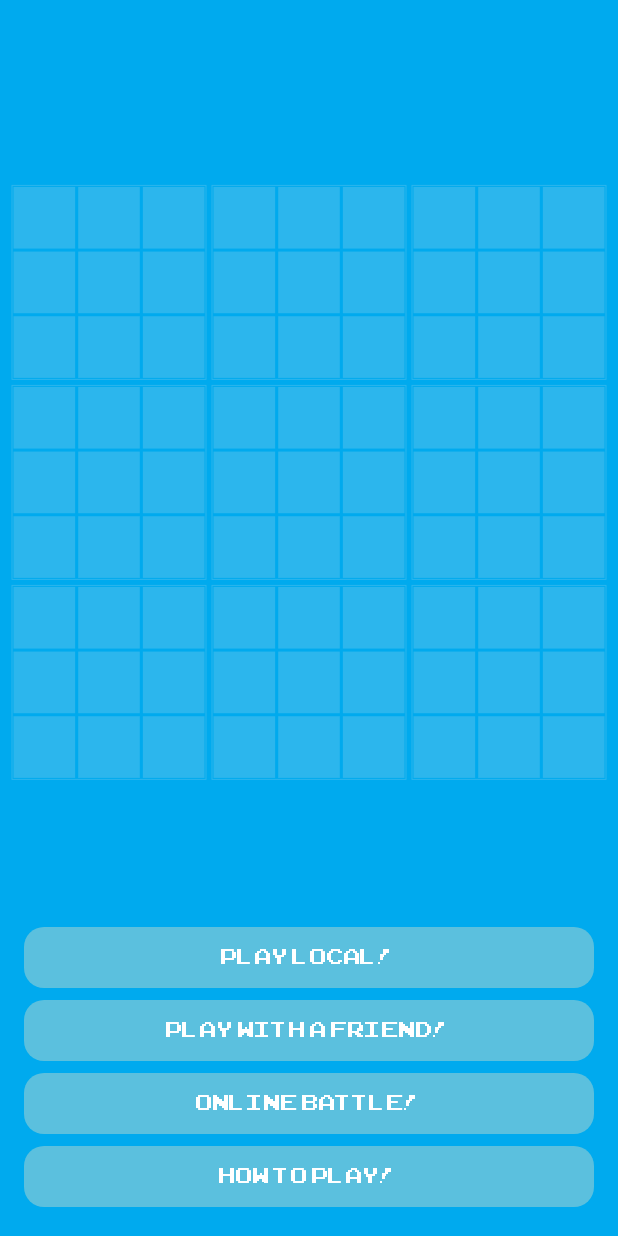
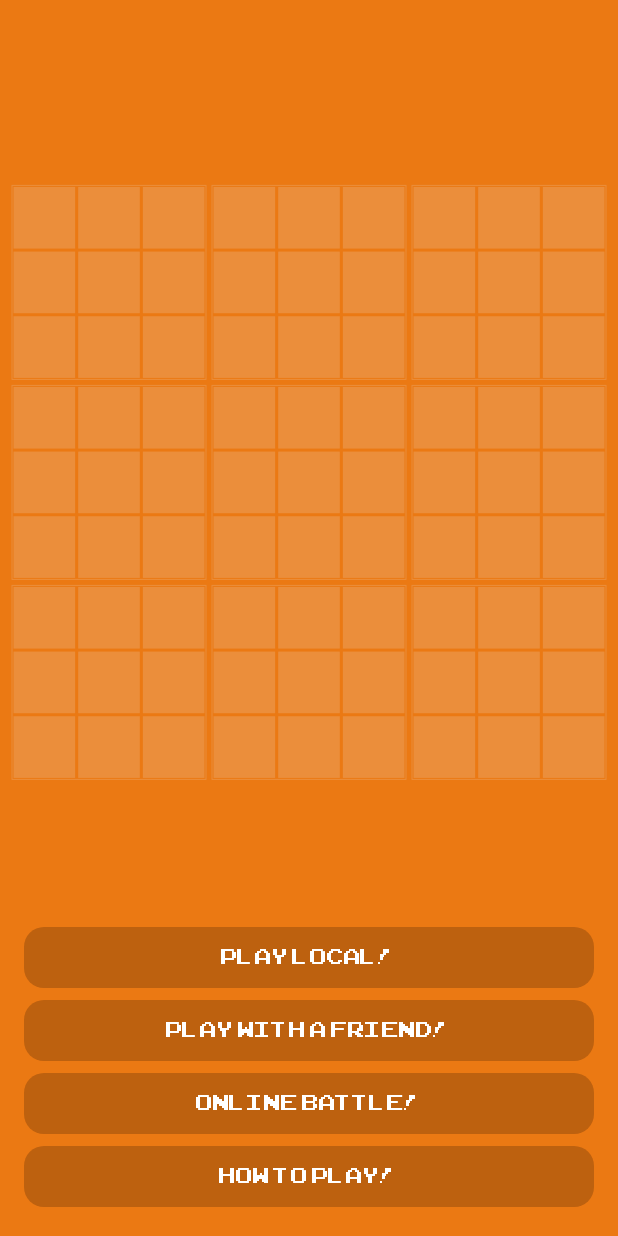
Before and after one commit to kevinguokg/T9-Android, an Android app: the screen it shows after launch (MainActivity), on a phone screen of 412 x 824 dp. Run offline under Robolectric (Android 15) with nearby library versions, the phone set to English and light mode, and no system bars; libraries missing offline, so code that uses them is left out: com.firebase.client; 3 statements that could not run were skipped.

Commit message:
changed game theme color from blue to orange

```diff
--- a/app/src/main/java/com/kevinguo/t9/views/GameBoardView.java
+++ b/app/src/main/java/com/kevinguo/t9/views/GameBoardView.java
@@ -93,17 +93,17 @@ public class GameBoardView extends View {
     public void init() {
         density = context.getResources().getDisplayMetrics().density;
         mainPaint = new Paint();
-        mainPaint.setColor(context.getResources().getColor(R.color.T9BlueLight));
+        mainPaint.setColor(context.getResources().getColor(R.color.T9OrangeDark));
         mainPaint.setStrokeWidth(12.0f);
         mainPaint.setTextSize(36.0f);
 
         highlightPaint = new Paint();
-        highlightPaint.setColor(context.getResources().getColor(R.color.T9Red));
+        highlightPaint.setColor(context.getResources().getColor(R.color.T9BlueLight));
         highlightPaint.setStrokeWidth(12.0f);
         highlightPaint.setTextSize(36.0f);
 
         unHighlightPaint = new Paint();
-        unHighlightPaint.setColor(context.getResources().getColor(R.color.T9BlueLight));
+        unHighlightPaint.setColor(context.getResources().getColor(R.color.T9OrangeDark));
         unHighlightPaint.setStrokeWidth(12.0f);
         unHighlightPaint.setTextSize(36.0f);
 
@@ -809,8 +809,8 @@ public class GameBoardView extends View {
     }
 
     private void animateButtonColor(final boolean isHighlighted, final GameButton btn) {
-        final int colorFrom = getResources().getColor(R.color.T9BlueLight);
-        int colorTo = getResources().getColor(R.color.T9Red);
+        final int colorFrom = getResources().getColor(R.color.T9OrangeDark);
+        int colorTo = getResources().getColor(R.color.T9BlueLight);
         int colorTo2 = getResources().getColor(R.color.T9MiddleStatusBar);
 
         ValueAnimator colorAnimation = isHighlighted ? ValueAnimator.ofObject(new ArgbEvaluator(), colorFrom, colorTo) : ValueAnimator.ofObject(new ArgbEvaluator(), colorTo, colorTo2);
--- a/app/src/main/res/layout/activity_main.xml
+++ b/app/src/main/res/layout/activity_main.xml
@@ -2,7 +2,7 @@
     xmlns:tools="http://schemas.android.com/tools"
     android:layout_width="match_parent"
     android:layout_height="match_parent"
-    android:background="#00aaee"
+    android:background="#EB7913"
     tools:context="com.kevinguo.t9.MainActivity">
 
     <com.kevinguo.t9.views.GameBoardView
--- a/app/src/main/res/values/colors.xml
+++ b/app/src/main/res/values/colors.xml
@@ -7,7 +7,10 @@
     <color name="black_overlay">#66000000</color>
 
     <color name="T9BlueLight">#5BC0DE</color>
+    <color name="T9Orange">#EB7913</color>
+    <color name="T9OrangeDark">#BD610F</color>
     <color name="T9Red">#FF5500</color>
+    <color name="T9RedHighlight">#FF5500</color>
     <color name="T9White">#FFFFFF</color>
     <color name="T9Gray1">#30EAEAEA</color>
     <color name="T9Player1">#9048ABE1</color>
```
